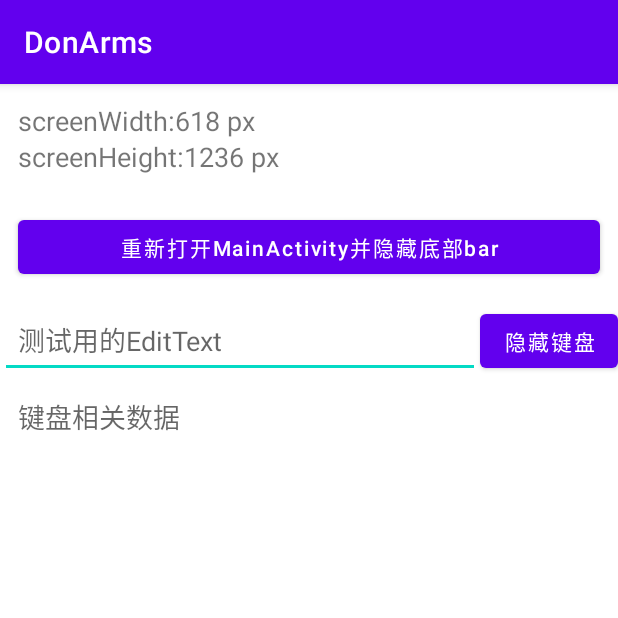
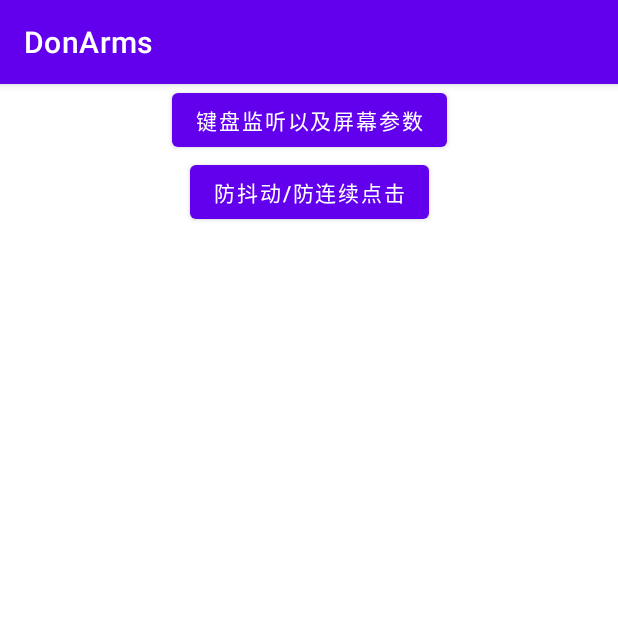
Before and after one commit to Don-Lee/DonArms, an Android app: the screen it shows after launch (MainActivity), on a phone screen of 412 x 824 dp, the top half of it. Run offline under Robolectric (Android 15) with nearby library versions, the phone set to English and light mode, and no system bars.

```diff
--- a/app/build.gradle
+++ b/app/build.gradle
@@ -25,6 +25,10 @@ android {
         sourceCompatibility JavaVersion.VERSION_1_8
         targetCompatibility JavaVersion.VERSION_1_8
     }
+
+    buildFeatures{
+        viewBinding = true
+    }
 }
 
 dependencies {
--- a/app/src/main/AndroidManifest.xml
+++ b/app/src/main/AndroidManifest.xml
@@ -10,7 +10,7 @@
         android:supportsRtl="true"
         android:theme="@style/Theme.DonArms">
         <activity
-            android:name=".SecondActivity"
+            android:name=".KeyboardListenerActivity"
             android:exported="true" />
         <activity
             android:name=".MainActivity"
--- a/app/src/main/java/cn/rjgc/donarms/MainActivity.java
+++ b/app/src/main/java/cn/rjgc/donarms/MainActivity.java
@@ -1,142 +1,41 @@
 package cn.rjgc.donarms;
 
-import android.content.Context;
 import android.content.Intent;
-import android.os.Build;
 import android.os.Bundle;
-import android.util.DisplayMetrics;
-import android.util.Log;
-import android.view.View;
-import android.view.Window;
-import android.view.WindowManager;
-import android.view.inputmethod.InputMethodManager;
-import android.widget.TextView;
+import android.widget.Toast;
 
 import androidx.appcompat.app.AppCompatActivity;
 
-import cn.rjgc.commonlib.util.DisplayMetricsHolder;
-import cn.rjgc.commonlib.util.keyboard.GlobalLayoutListener;
-import cn.rjgc.commonlib.util.keyboard.OnKeyboardChangedListener;
+import cn.rjgc.commonlib.util.shake.OnAntiShakeClickListener;
+import cn.rjgc.donarms.databinding.ActivityMainBinding;
 
 /**
  * @author Don
  */
-public class MainActivity extends AppCompatActivity implements OnKeyboardChangedListener, View.OnClickListener {
-    public static final String TAG = "KeyboardListener";
-    public static final String KEY_SHOW_NAVIGATION_BAR = "__showNavigationBar__";
-
-    /**
-     * 当前activity根布局
-     */
-    private View mLlRoot;
-    /**
-     * 展示键盘改变相关数据
-     */
-    private TextView mTvResult;
-    /**
-     * 屏幕相关参数
-     */
-    private TextView mTvScreenParams;
-    /**
-     * 打开隐藏底部NavigationBar的MainActivity
-     */
-    private TextView mBtnDismissBar;
-    /**
-     * 收起键盘
-     */
-    private TextView mDismissKeyboard;
+public class MainActivity extends AppCompatActivity {
+    private ActivityMainBinding binding;
 
     @Override
     protected void onCreate(Bundle savedInstanceState) {
         super.onCreate(savedInstanceState);
-        setContentView(R.layout.activity_main);
-
-        boolean isShow = getIntent().getBooleanExtra(KEY_SHOW_NAVIGATION_BAR, true);
-        if (!isShow) {
-            hideBottomUIMenu();
-        }
-
-        mTvScreenParams = findViewById(R.id.tv_screen_params);
-        initScreenParams();
-
-        mBtnDismissBar = findViewById(R.id.btn_dismiss_bar);
-        mBtnDismissBar.setOnClickListener(this);
-        mBtnDismissBar.setVisibility(isShow ? View.VISIBLE : View.GONE);
-
-        mDismissKeyboard = findViewById(R.id.btn_dismiss_keyboard);
-        mDismissKeyboard.setOnClickListener(this);
-        mTvResult = findViewById(R.id.tv_result);
-
-        mLlRoot = findViewById(R.id.ll_root);
-        mLlRoot.getViewTreeObserver().addOnGlobalLayoutListener(new GlobalLayoutListener(mLlRoot, this));
+        binding = ActivityMainBinding.inflate(getLayoutInflater());
+        setContentView(binding.getRoot());
+        initEvent();
     }
 
-    private void initScreenParams() {
-        DisplayMetricsHolder.initDisplayMetricsIfNotInitialized(getApplicationContext());
-        DisplayMetrics metrics = DisplayMetricsHolder.getScreenDisplayMetrics();
-        if (metrics != null) {
-            mTvScreenParams.setText("screenWidth:" + metrics.widthPixels + " px\nscreenHeight:" + metrics.heightPixels + " px");
-        } else {
-            mTvScreenParams.setText("cannot get screen height.");
-        }
+    private void initEvent() {
+        //键盘显示和隐藏监听
+        binding.btnKeyboard.setOnClickListener(v -> {
+            Intent intent = new Intent(this, KeyboardListenerActivity.class);
+            startActivity(intent);
+        });
+
+        binding.btnAntiShake.setOnClickListener(new OnAntiShakeClickListener() {
+            @Override
+            public void onAntiShakeClick() {
+                Toast.makeText(MainActivity.this, "防抖动点击", Toast.LENGTH_LONG).show();
+            }
+        });
     }
 
-    /**
-     * 键盘监听
-     *
-     * @param isShow         键盘是否展示
-     * @param keyboardHeight 键盘高度(当isShow为false时,keyboardHeight=0)
-     * @param screenWidth    屏幕宽度
-     * @param screenHeight   屏幕可用高度(不包含底部虚拟键盘NavigationBar), 即屏幕高度-键盘高度(keyboardHeight)
-     */
-    @Override
-    public void onChange(boolean isShow, int keyboardHeight, int screenWidth, int screenHeight) {
-        StringBuilder sb = new StringBuilder();
-        sb.append("键盘是否展开: ").append(isShow).append("\n")
-                .append("键盘高度(px): ").append(keyboardHeight).append("\n")
-                .append("屏幕宽度(px): ").append(screenWidth).append("\n")
-                .append("屏幕可用高度(px): ").append(screenHeight).append("\n");
-        mTvResult.append(sb.toString() + "\n");
-
-        Log.e(TAG, "键盘是否展开: " + isShow);
-        Log.e(TAG, "键盘高度(px): " + keyboardHeight);
-        Log.e(TAG, "屏幕宽度(px): " + screenWidth);
-        Log.e(TAG, "屏幕可用高度(px): " + screenHeight);
-    }
-
-    /**
-     * 隐藏虚拟按键，并且全屏
-     */
-    protected void hideBottomUIMenu() {
-        if (Build.VERSION.SDK_INT > 11 && Build.VERSION.SDK_INT < 19) { // lower api
-            View v = this.getWindow().getDecorView();
-            v.setSystemUiVisibility(View.GONE);
-        } else if (Build.VERSION.SDK_INT >= 19) {
-            Window _window = getWindow();
-            WindowManager.LayoutParams params = _window.getAttributes();
-            params.systemUiVisibility = (View.SYSTEM_UI_FLAG_HIDE_NAVIGATION | View.SYSTEM_UI_FLAG_IMMERSIVE);
-            _window.setAttributes(params);
-        }
-    }
-
-    @Override
-    public void onClick(View v) {
-        switch (v.getId()) {
-            case R.id.btn_dismiss_bar:
-                MainActivity.startActivityWithoutNavigationBar(this);
-                break;
-            case R.id.btn_dismiss_keyboard:
-                InputMethodManager manager = (InputMethodManager) getSystemService(Context.INPUT_METHOD_SERVICE);
-                if (manager != null) {
-                    manager.hideSoftInputFromWindow(v.getWindowToken(), 0);
-                }
-                break;
-        }
-    }
-
-    private static void startActivityWithoutNavigationBar(Context context) {
-        Intent intent = new Intent(context, MainActivity.class);
-        intent.putExtra(KEY_SHOW_NAVIGATION_BAR, false);
-        context.startActivity(intent);
-    }
 }
--- a/app/src/main/res/layout/activity_main.xml
+++ b/app/src/main/res/layout/activity_main.xml
@@ -1,63 +1,27 @@
 <?xml version="1.0" encoding="utf-8"?>
-<ScrollView xmlns:android="http://schemas.android.com/apk/res/android"
+<androidx.constraintlayout.widget.ConstraintLayout xmlns:android="http://schemas.android.com/apk/res/android"
+    xmlns:app="http://schemas.android.com/apk/res-auto"
     xmlns:tools="http://schemas.android.com/tools"
-    android:id="@+id/ll_root"
     android:layout_width="match_parent"
     android:layout_height="match_parent"
-    android:orientation="vertical"
     tools:context=".MainActivity">
 
-    <LinearLayout
-        android:layout_width="match_parent"
+    <Button
+        android:id="@+id/btn_keyboard"
+        android:layout_width="wrap_content"
         android:layout_height="wrap_content"
-        android:orientation="vertical">
+        android:text="键盘监听以及屏幕参数"
+        app:layout_constraintStart_toStartOf="parent"
+        app:layout_constraintEnd_toEndOf="parent"
+        app:layout_constraintTop_toTopOf="parent"/>
 
-        <TextView
-            android:id="@+id/tv_screen_params"
-            android:layout_width="match_parent"
-            android:layout_height="wrap_content"
-            android:hint="屏幕相关参数"
-            android:lineHeight="24dp"
-            android:padding="12dp"
-            android:textSize="18sp" />
+    <Button
+        android:id="@+id/btn_anti_shake"
+        android:layout_width="wrap_content"
+        android:layout_height="wrap_content"
+        android:text="防抖动/防连续点击"
+        app:layout_constraintStart_toStartOf="parent"
+        app:layout_constraintEnd_toEndOf="parent"
+        app:layout_constraintTop_toBottomOf="@id/btn_keyboard"/>
 
-        <Button
-            android:id="@+id/btn_dismiss_bar"
-            android:layout_width="match_parent"
-            android:layout_height="wrap_content"
-            android:layout_gravity="center_horizontal"
-            android:layout_margin="12dp"
-            android:text="重新打开MainActivity并隐藏底部bar"
-            android:textAllCaps="false" />
-
-        <LinearLayout
-            android:layout_width="match_parent"
-            android:layout_height="wrap_content">
-
-            <EditText
-                android:id="@+id/et"
-                android:layout_width="0dp"
-                android:layout_height="wrap_content"
-                android:layout_weight="1"
-                android:hint="测试用的EditText"
-                android:padding="12dp"
-                android:textSize="18sp" />
-
-            <Button
-                android:id="@+id/btn_dismiss_keyboard"
-                android:layout_width="wrap_content"
-                android:layout_height="wrap_content"
-                android:text="隐藏键盘" />
-        </LinearLayout>
-
-        <TextView
-            android:id="@+id/tv_result"
-            android:layout_width="match_parent"
-            android:layout_height="wrap_content"
-            android:hint="键盘相关数据"
-            android:lineHeight="24dp"
-            android:padding="12dp"
-            android:textSize="18sp" />
-
-    </LinearLayout>
-</ScrollView>
+</androidx.constraintlayout.widget.ConstraintLayout>
--- /dev/null
+++ b/commonLib/src/main/java/cn/rjgc/commonlib/util/shake/OnAntiShakeClickListener.java
@@ -0,0 +1,23 @@
+package cn.rjgc.commonlib.util.shake;
+
+import android.view.View;
+
+/**
+ * Date 2021/9/29
+ *
+ * @author Don
+ */
+public abstract class OnAntiShakeClickListener implements View.OnClickListener {
+    private Long lastClickTime = 0L;
+    private final Long FILTER_TIMEM = 1000L;
+
+    @Override
+    public void onClick(View v) {
+        if (System.currentTimeMillis() - lastClickTime >= FILTER_TIMEM) {
+            lastClickTime = System.currentTimeMillis();
+            onAntiShakeClick();
+        }
+    }
+
+    public abstract void onAntiShakeClick();
+}
```
Also changed, not shown: app/src/main/java/cn/rjgc/donarms/KeyboardListenerActivity.java (added, +163 -0 lines), app/src/main/res/layout/activity_keyboard_listener.xml (added, +63 -0 lines).
